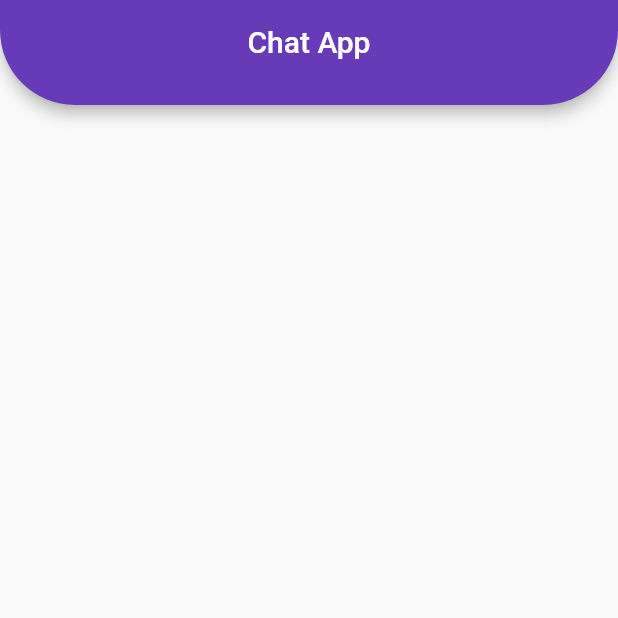
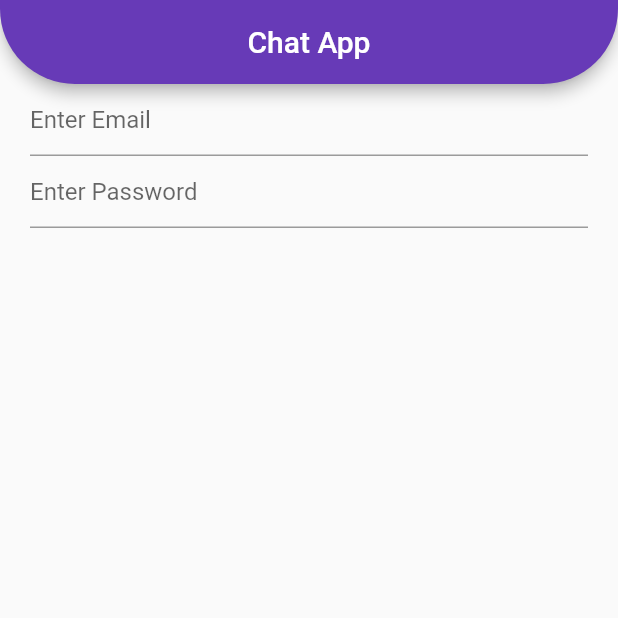
Before and after one commit to Harshil-V/chat-app, a Flutter app: the screen it shows after launch, on a phone screen of 412 x 824 dp, the top half of it. Run offline on Flutter 3.47's test engine with Material 2 defaults, Android fonts, the phone set to English and light mode, and no system bars.

Commit message:
added 2 input boxes for signin page

```diff
--- a/chat_app/lib/views/sign_in.dart
+++ b/chat_app/lib/views/sign_in.dart
@@ -10,10 +10,22 @@ class _SignInState extends State<SignIn> {
   @override
   Widget build(BuildContext context) {
     return Scaffold(
-     appBar: PreferredSize(
-        preferredSize: Size.fromHeight(70.0), // here the desired height
-        child: appBarMain(context)
-     )
+     appBar:appBarMain(context),
+     body: Container(
+       padding: EdgeInsets.symmetric(horizontal: 20),
+       child: Column(children:[
+         TextField(autocorrect: true,
+         decoration: InputDecoration(
+           hintText: "Enter Email"
+           ),
+         ),
+         TextField(autocorrect: true,
+         decoration: InputDecoration(
+           hintText: "Enter Password"
+           ),
+         )
+       ],),
+     ),
     );
   }
 }
```
